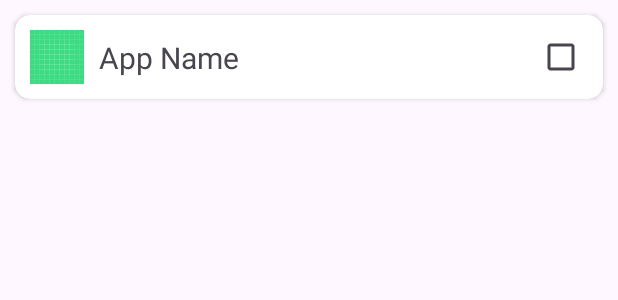
After one commit to JulienToumieh/notifly, an Android app: the layout component_app_select_card.xml on its own in the app's theme, with its tools: preview values and no code run, on a phone screen of 412 x 824 dp. The commit adds this screen. Shown: the top 300 px of the screen. Run offline under Robolectric (Android 15) with nearby library versions, the phone set to English and light mode, and no system bars.

Commit message:
Added app select component + recycler view

```diff
--- a/app/src/main/AndroidManifest.xml
+++ b/app/src/main/AndroidManifest.xml
@@ -3,8 +3,7 @@
           xmlns:tools="http://schemas.android.com/tools">
 
     <uses-permission android:name="android.permission.VIBRATE"/>
-    <uses-permission android:name="android.permission.REQUEST_IGNORE_BATTERY_OPTIMIZATIONS" />
-
+    <uses-permission android:name="android.permission.REQUEST_IGNORE_BATTERY_OPTIMIZATIONS"/>
 
     <application
             android:allowBackup="true"
@@ -16,6 +15,9 @@
             android:supportsRtl="true"
             android:theme="@style/Theme.Notifly"
             tools:targetApi="31">
+        <activity
+                android:name=".activities.EditRuleActivity"
+                android:exported="false"/>
         <activity
                 android:name=".activities.PermissionActivity"
                 android:exported="false"/>
--- a/app/src/main/java/com/thatonedev/notifly/MainActivity.kt
+++ b/app/src/main/java/com/thatonedev/notifly/MainActivity.kt
@@ -16,6 +16,7 @@ import androidx.core.view.WindowInsetsCompat
 import androidx.recyclerview.widget.LinearLayoutManager
 import androidx.recyclerview.widget.RecyclerView
 import com.google.android.material.floatingactionbutton.FloatingActionButton
+import com.thatonedev.notifly.activities.EditRuleActivity
 import com.thatonedev.notifly.activities.PermissionActivity
 import com.thatonedev.notifly.components.RuleComponent
 import org.json.JSONArray
@@ -56,7 +57,7 @@ class MainActivity : AppCompatActivity() {
         refreshRules(loadRulesFromFile(this))
 
         findViewById<FloatingActionButton>(R.id.add_rule_btn).setOnClickListener {
-
+            startActivity(Intent(Intent(this, EditRuleActivity::class.java)))
         }
     }
 
--- /dev/null
+++ b/app/src/main/res/layout/component_app_select_card.xml
@@ -0,0 +1,41 @@
+<?xml version="1.0" encoding="utf-8"?>
+<androidx.cardview.widget.CardView xmlns:android="http://schemas.android.com/apk/res/android"
+                                   xmlns:app="http://schemas.android.com/apk/res-auto"
+                                   xmlns:tools="http://schemas.android.com/tools" android:layout_width="match_parent"
+                                   android:layout_height="wrap_content"
+                                   android:backgroundTint="?attr/colorOnSecondary"
+                                   app:cardCornerRadius="10dp"
+
+                                   android:layout_margin="10dp"
+                                   android:id="@+id/rule_card">
+
+
+    <androidx.constraintlayout.widget.ConstraintLayout
+            android:layout_width="match_parent"
+            android:layout_height="match_parent"
+            android:padding="4dp">
+
+        <ImageView
+                android:layout_width="36dp"
+                android:layout_height="36dp"
+                android:layout_margin="6dp"
+                app:srcCompat="@drawable/ic_launcher_background"
+                android:id="@+id/app_card_icon" app:layout_constraintStart_toStartOf="parent"
+                app:layout_constraintTop_toTopOf="parent" app:layout_constraintBottom_toBottomOf="parent"/>
+        <TextView
+                android:text="App Name"
+                android:textSize="20dp"
+                android:layout_marginLeft="52dp"
+                android:layout_marginRight="52dp"
+                android:layout_width="match_parent"
+                android:layout_height="wrap_content" android:id="@+id/app_card_name"
+                app:layout_constraintStart_toEndOf="@+id/app_card_icon" app:layout_constraintTop_toTopOf="parent"
+                app:layout_constraintBottom_toBottomOf="parent"/>
+        <CheckBox
+                android:text=""
+                android:layout_width="wrap_content"
+                android:layout_height="wrap_content" android:id="@+id/app_card_checkbox"
+                app:layout_constraintEnd_toEndOf="parent" app:layout_constraintTop_toTopOf="parent"
+                app:layout_constraintBottom_toBottomOf="parent"/>
+    </androidx.constraintlayout.widget.ConstraintLayout>
+</androidx.cardview.widget.CardView>
```
Also changed, not shown: app/src/main/java/com/thatonedev/notifly/activities/EditRuleActivity.kt (added, +57 -0 lines), app/src/main/java/com/thatonedev/notifly/components/AppSelectCardComponent.kt (added, +51 -0 lines), app/src/main/res/layout/activity_edit_rule.xml (added, +17 -0 lines).
